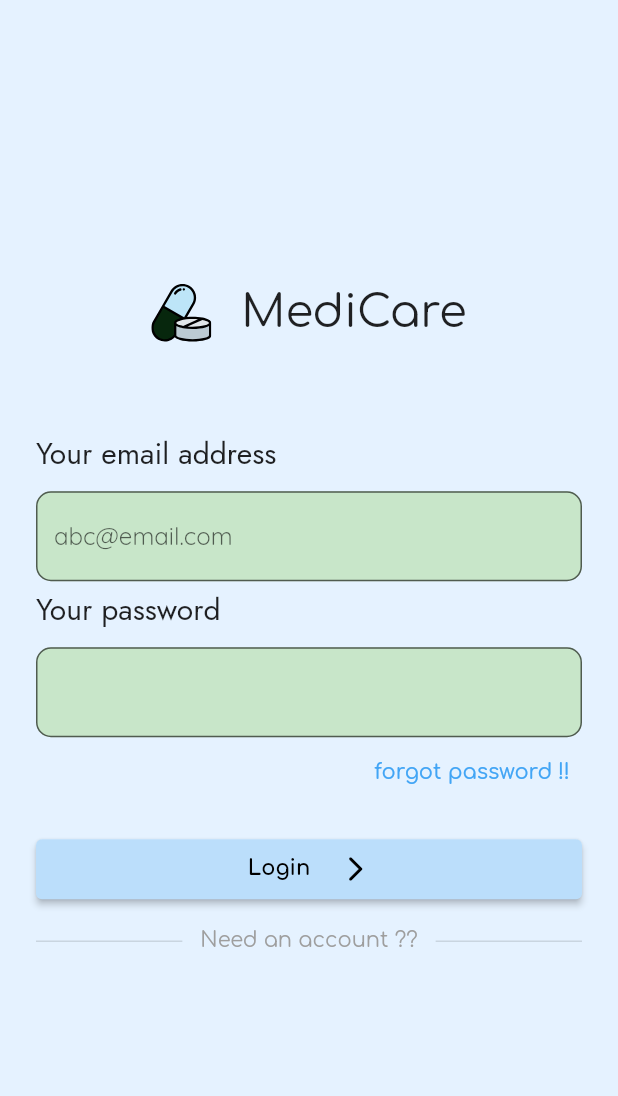
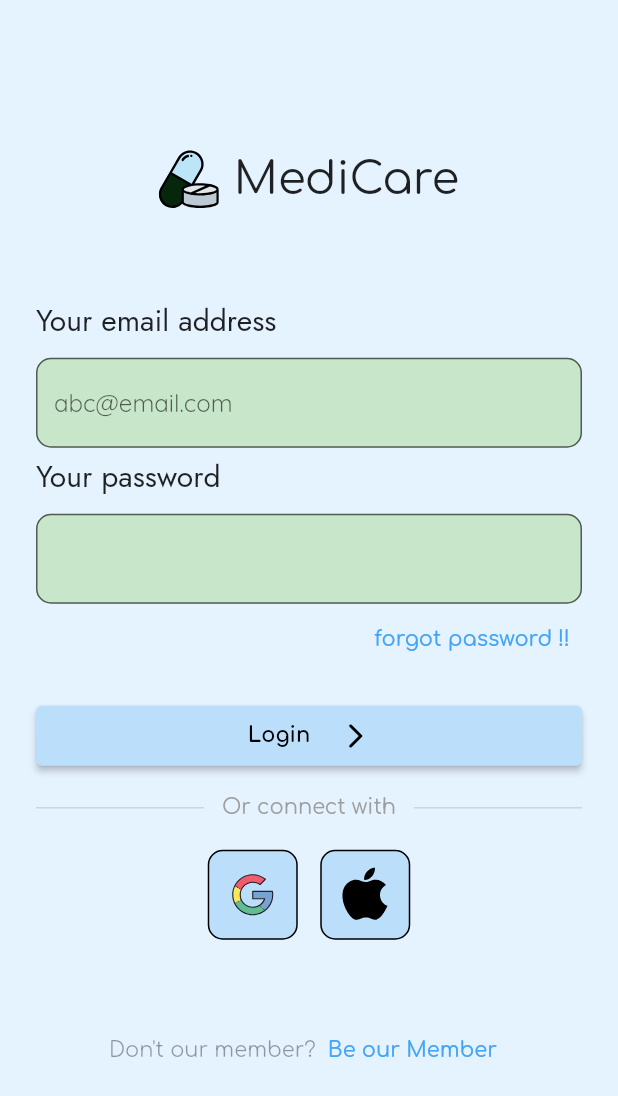
Before and after one commit to Saon00/medicare-apps, a Flutter app: the screen it shows after launch, on a phone screen of 412 x 824 dp. Shown: the top 1096 px of the screen. Run offline on Flutter 3.47's test engine with Material 2 defaults, Android fonts, the phone set to English and light mode, and no system bars; our stand-ins replace curved_navigation_bar, flutter_svg, google_fonts.

Commit message:
login page completed

```diff
--- a/lib/pages/login_page.dart
+++ b/lib/pages/login_page.dart
@@ -4,6 +4,7 @@ import 'package:google_fonts/google_fonts.dart';
 import 'package:medicalthemeapp/utils/colors.dart';
 
 import '../utils/buttons.dart';
+import '../utils/square_box.dart';
 import '../utils/textform.dart';
 
 class LoginPage extends StatefulWidget {
@@ -19,8 +20,11 @@ class _LoginPageState extends State<LoginPage> {
   @override
   Widget build(BuildContext context) {
     return Scaffold(
+      // resizeToAvoidBottomInset: false,
       backgroundColor: CustomsColors.backgroundColor,
-      body: SafeArea(
+      body: Center(
+        child: SingleChildScrollView(
+          child: SafeArea(
               child: Padding(
             padding: const EdgeInsets.all(24.0),
             child: Column(
@@ -34,8 +38,9 @@ class _LoginPageState extends State<LoginPage> {
                       'assets/medicon.svg',
                       height: 40,
                     ),
-                const SizedBox(width: 20),
-                Text("MediCare", style: GoogleFonts.comfortaa(fontSize: 30)),
+                    const SizedBox(width: 10),
+                    Text("MediCare",
+                        style: GoogleFonts.comfortaa(fontSize: 30)),
                   ],
                 ),
                 const SizedBox(height: 60),
@@ -82,7 +87,7 @@ class _LoginPageState extends State<LoginPage> {
                     ),
                     Padding(
                       padding: const EdgeInsets.symmetric(horizontal: 12),
-                  child: Text("Need an account ??",
+                      child: Text("Or connect with",
                           style: GoogleFonts.comfortaa(color: Colors.grey)),
                     ),
                     const Expanded(
@@ -91,10 +96,39 @@ class _LoginPageState extends State<LoginPage> {
                       ),
                     ),
                   ],
+                ),
+                const SizedBox(height: 20),
+
+                // alternative account login
+                Row(
+                    mainAxisAlignment: MainAxisAlignment.center,
+                    children: const [
+                      SquareBox(imagePath: 'assets/google.svg'),
+                      SizedBox(width: 15),
+                      SquareBox(imagePath: 'assets/apple_logo.svg'),
+                    ]),
+
+                const SizedBox(height: 50),
+
+                Row(
+                  mainAxisAlignment: MainAxisAlignment.center,
+                  children: [
+                    Text("Don't our member?",
+                        style: GoogleFonts.comfortaa(color: Colors.black38)),
+                    // const SizedBox(width: 5),
+                    TextButton(
+                      onPressed: () {},
+                      child: Text('Be our Member',
+                          style: GoogleFonts.comfortaa(
+                              color: Colors.blue.shade400)),
+                    )
+                  ],
                 )
               ],
             ),
           )),
+        ),
+      ),
     );
   }
 }
--- /dev/null
+++ b/lib/utils/fonts.dart
@@ -0,0 +1,5 @@
+import 'package:google_fonts/google_fonts.dart';
+
+class MyFonts {
+  static GoogleFonts fonts = GoogleFonts.comfortaa() as GoogleFonts;
+}
--- /dev/null
+++ b/lib/utils/square_box.dart
@@ -0,0 +1,28 @@
+import 'package:flutter/material.dart';
+import 'package:flutter_svg/svg.dart';
+
+class SquareBox extends StatelessWidget {
+  final String imagePath;
+
+  const SquareBox({
+    required this.imagePath,
+    Key? key,
+  }) : super(key: key);
+
+  @override
+  Widget build(BuildContext context) {
+    return GestureDetector(
+      onTap: () {},
+      child: Container(
+        height: 60,
+        width: 60,
+        padding: const EdgeInsets.all(10),
+        decoration: BoxDecoration(
+            color: Colors.blue.shade100,
+            border: Border.all(color: Colors.black),
+            borderRadius: BorderRadius.circular(10)),
+        child: SvgPicture.asset(imagePath),
+      ),
+    );
+  }
+}
```
Also changed, not shown: assets/apple_logo.svg (added), assets/google.svg (added). Lines whose indentation alone changed are shown as unchanged.
